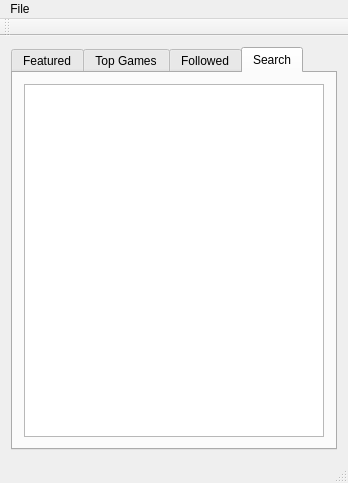
Old version of the form Forms/mainwindow.ui in the repository jasonodonnell/twitchcreep.
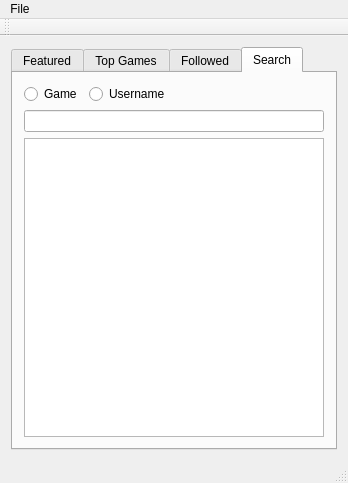
New version of the form. The open tabs and pages were chosen to show the change.

Commit message:
Added radio buttons and search bar for search tab.
Pre-work for the search tab.

Patch:
```diff
--- a/Forms/mainwindow.ui
+++ b/Forms/mainwindow.ui
@@ -62,7 +62,56 @@
          <attribute name="title">
           <string>Search</string>
          </attribute>
-         <layout class="QHBoxLayout" name="horizontalLayout_5">
+         <layout class="QVBoxLayout" name="verticalLayout_2">
+          <item>
+           <layout class="QHBoxLayout" name="horizontalLayout_5">
+            <property name="spacing">
+             <number>7</number>
+            </property>
+            <property name="leftMargin">
+             <number>0</number>
+            </property>
+            <property name="topMargin">
+             <number>0</number>
+            </property>
+            <property name="rightMargin">
+             <number>0</number>
+            </property>
+            <property name="bottomMargin">
+             <number>0</number>
+            </property>
+            <item>
+             <widget class="QRadioButton" name="radioButton">
+              <property name="text">
+               <string>Game</string>
+              </property>
+             </widget>
+            </item>
+            <item>
+             <widget class="QRadioButton" name="radioButton_2">
+              <property name="text">
+               <string>Username</string>
+              </property>
+             </widget>
+            </item>
+            <item>
+             <spacer name="horizontalSpacer">
+              <property name="orientation">
+               <enum>Qt::Horizontal</enum>
+              </property>
+              <property name="sizeHint" stdset="0">
+               <size>
+                <width>40</width>
+                <height>20</height>
+               </size>
+              </property>
+             </spacer>
+            </item>
+           </layout>
+          </item>
+          <item>
+           <widget class="QLineEdit" name="lineEdit"/>
+          </item>
           <item>
            <widget class="QListWidget" name="listWidget_4"/>
           </item>
```
Left out of the diff: 2 changed lines with no effect on the pictures. The commit also changes 2 other files.
